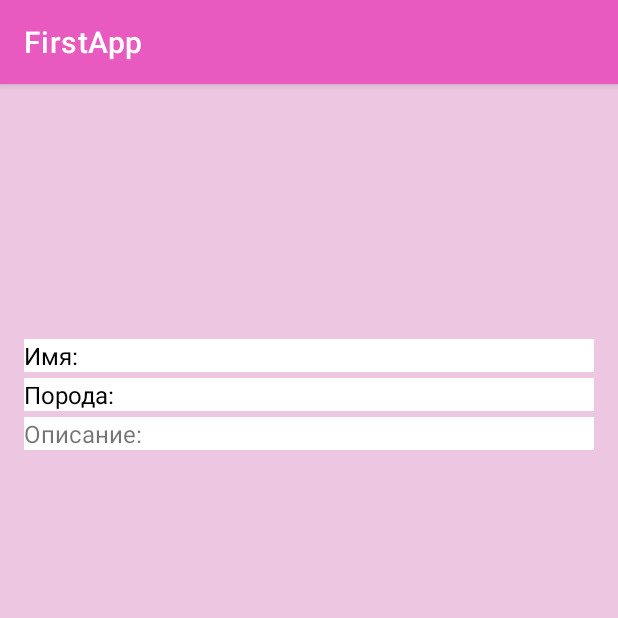
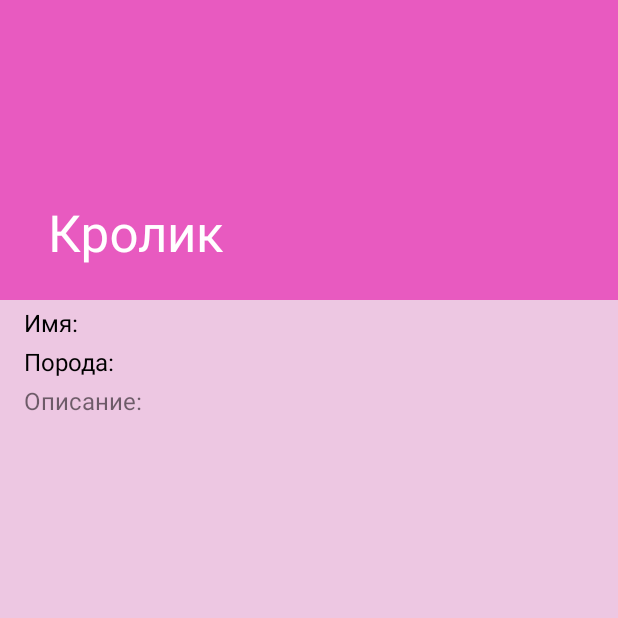
Before and after one commit to Elina-Kadyrova/ITIS_2021_Android, an Android app: the ProfileActivity screen opened directly, with no data from a screen before it, on a phone screen of 412 x 824 dp, the top half of it. Run offline under Robolectric (Android 15) with nearby library versions, the phone set to English and light mode, and no system bars.

Commit message:
Some little changes.

```diff
--- a/app/src/main/res/layout/rabbit_profile.xml
+++ b/app/src/main/res/layout/rabbit_profile.xml
@@ -1,12 +1,57 @@
 <?xml version="1.0" encoding="utf-8"?>
-<androidx.constraintlayout.widget.ConstraintLayout
+<androidx.coordinatorlayout.widget.CoordinatorLayout
     xmlns:android="http://schemas.android.com/apk/res/android"
     xmlns:app="http://schemas.android.com/apk/res-auto"
     xmlns:tools="http://schemas.android.com/tools"
     android:layout_width="match_parent"
     android:layout_height="match_parent"
+    android:fitsSystemWindows="true"
+    tools:context=".ProfileActivity">
+
+    <com.google.android.material.appbar.AppBarLayout
+        android:id="@+id/app_bar_layout"
+        android:layout_width="match_parent"
+        android:layout_height="wrap_content"
+        android:theme="@style/ThemeOverlay.AppCompat.Dark.ActionBar"
+        android:fitsSystemWindows="true">
+
+    <com.google.android.material.appbar.CollapsingToolbarLayout
+        android:id="@+id/collapsingToolbar"
+        android:layout_width="match_parent"
+        android:layout_height="match_parent"
+        app:contentScrim="?attr/colorPrimary"
+        app:layout_scrollFlags="scroll|exitUntilCollapsed"
+        app:title="Кролик">
+
+        <ImageView
+            android:id="@+id/iv_photo"
+            android:layout_width="match_parent"
+            android:layout_height="200dp"
+            android:scaleType="centerCrop"
+            app:layout_anchor="@+id/app_bar_layout"
+            app:layout_anchorGravity="center"
+            app:layout_collapseMode="parallax" />
+
+        <androidx.appcompat.widget.Toolbar
+            android:id="@+id/toolbar"
+            android:layout_width="match_parent"
+            android:layout_height="?attr/actionBarSize"
+            app:popupTheme="@style/ThemeOverlay.AppCompat.Dark.ActionBar"
+            app:titleTextColor="@android:color/white"/>
+    </com.google.android.material.appbar.CollapsingToolbarLayout>
+
+</com.google.android.material.appbar.AppBarLayout>
+
+<androidx.core.widget.NestedScrollView
+    android:layout_width="match_parent"
+    android:layout_height="match_parent"
+    android:clipToPadding="false"
     android:background="@color/pink_background"
-    tools:context=".ProfileActivity">
+    app:layout_behavior="@string/appbar_scrolling_view_behavior" >
+
+    <androidx.constraintlayout.widget.ConstraintLayout
+        android:layout_width="match_parent"
+        android:layout_height="match_parent">
 
         <TextView
             android:id="@+id/tv_name_profile"
@@ -15,14 +60,13 @@
             android:layout_marginHorizontal="16dp"
             android:layout_marginTop="24dp"
             android:layout_marginVertical="4dp"
-        android:background="@color/white"
             android:text="Имя: "
             android:textColor="@color/black"
             android:textSize="16sp"
             app:layout_constraintEnd_toEndOf="parent"
             app:layout_constraintHorizontal_bias="0.0"
             app:layout_constraintStart_toStartOf="parent"
-        app:layout_constraintTop_toBottomOf="@+id/iv_photo" />
+            app:layout_constraintTop_toTopOf="parent" />
 
         <TextView
             android:id="@+id/tv_breed_profile"
@@ -31,7 +75,6 @@
             android:text="Порода: "
             android:layout_marginHorizontal="16dp"
             android:layout_marginVertical="4dp"
-        android:background="@color/white"
             android:textSize="16sp"
             android:textColor="@color/black"
             app:layout_constraintEnd_toEndOf="parent"
@@ -44,22 +87,14 @@
             android:layout_height="wrap_content"
             android:layout_marginHorizontal="16dp"
             android:layout_marginVertical="4dp"
-        android:background="@color/white"
             android:text="Описание: "
             android:textSize="16sp"
             app:layout_constraintEnd_toEndOf="parent"
             app:layout_constraintStart_toStartOf="@+id/tv_breed_profile"
             app:layout_constraintTop_toBottomOf="@+id/tv_breed_profile" />
 
-    <ImageView
-        android:id="@+id/iv_photo"
-        android:layout_width="150dp"
-        android:layout_height="150dp"
-        android:scaleType="centerCrop"
-        android:layout_marginTop="16dp"
-        app:layout_constraintEnd_toEndOf="parent"
-        app:layout_constraintStart_toStartOf="parent"
-        app:layout_constraintTop_toTopOf="parent"
-        tools:srcCompat="@tools:sample/avatars" />
+    </androidx.constraintlayout.widget.ConstraintLayout>
 
-</androidx.constraintlayout.widget.ConstraintLayout>
+    </androidx.core.widget.NestedScrollView>
+
+</androidx.coordinatorlayout.widget.CoordinatorLayout>
--- a/app/src/main/res/values/themes.xml
+++ b/app/src/main/res/values/themes.xml
@@ -1,6 +1,6 @@
 <resources xmlns:tools="http://schemas.android.com/tools">
     <!-- Base application theme. -->
-    <style name="Theme.FirstApp" parent="Theme.MaterialComponents.DayNight.DarkActionBar">
+    <style name="Theme.FirstApp" parent="Theme.AppCompat.DayNight.NoActionBar">
         <!-- Primary brand color. -->
         <item name="colorPrimary">@color/pink_theme_primary</item>
         <item name="colorPrimaryVariant">@color/pink_theme_primary</item>
```
Lines whose indentation alone changed are shown as unchanged.
